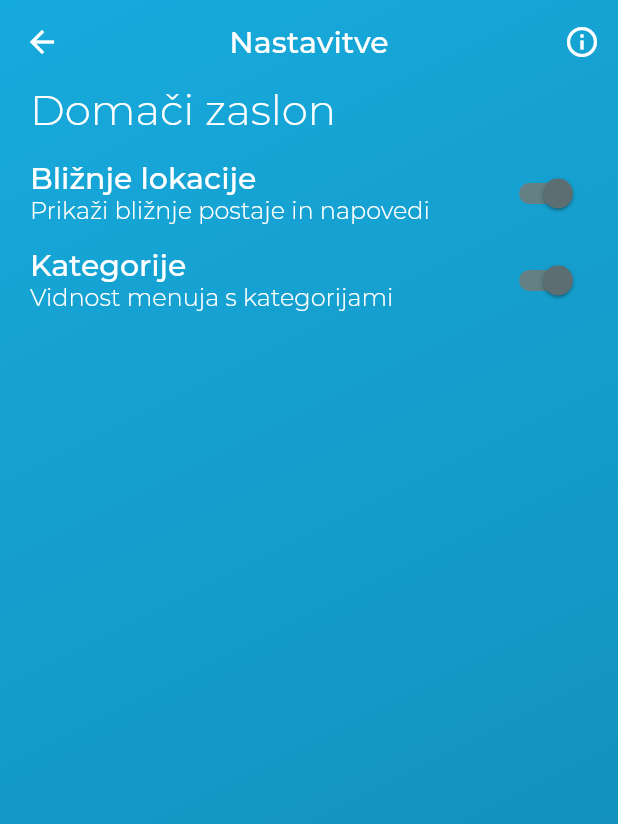
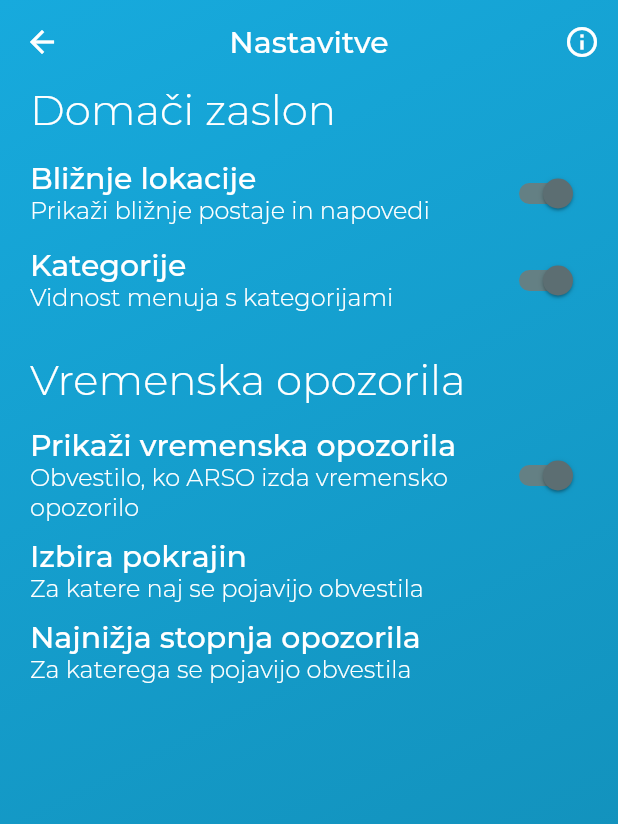
Before and after one commit to JakMar17/LombrenaApp, a Flutter app: the SettingsScreen screen opened by its route, on a phone screen of 412 x 824 dp. Shown: the top 824 px of the screen. Run offline on Flutter 3.47's test engine with Material 2 defaults, Android fonts, the phone set to English and light mode, and no system bars; our stand-ins replace audioplayers, flutter_local_notifications, flutter_spinkit, google_maps_flutter, location, pull_to_refresh and 1 more; missing offline and left inert: sliver_fab, workmanager; accounts and stored records are empty; network calls fail; project files that could hold a hidden picture were left out.

Commit message:
ADDED settings for warnings

```diff
--- a/lib/screens/settings/settings.dart
+++ b/lib/screens/settings/settings.dart
@@ -89,8 +89,8 @@ class _SettingsScreenState extends State<SettingsScreen> {
           ),
           body: Padding(
             padding: const EdgeInsets.only(left: 20, right: 20),
-            child: Column(
-              crossAxisAlignment: CrossAxisAlignment.start,
+            child: ListView(
+              //crossAxisAlignment: CrossAxisAlignment.start,
               children: <Widget>[
                 Text("Domači zaslon",
                     style: TextStyle(
@@ -106,13 +106,13 @@ class _SettingsScreenState extends State<SettingsScreen> {
                   height: 10,
                 ),
                 toggleSettingRow(pokaziKategorije),
-                /* SizedBox(
+                /*SizedBox(
                   height: 10,
                 ),
                 buttonRow("Postavitev", "Prilagodi postavitev domačega zaslona",
                     () {}), */
                 /*  */
-                /* SizedBox(
+                SizedBox(
                   height: 25,
                 ),
                 Text("Vremenska opozorila",
@@ -143,7 +143,7 @@ class _SettingsScreenState extends State<SettingsScreen> {
                         "Za katerega se pojavijo obvestila", () {
                         _warningLevelDialog();
                       })
-                    : Container(), */
+                    : Container(),
               ],
             ),
           ),
--- a/lib/screens/settings/warning_region_selector.dart
+++ b/lib/screens/settings/warning_region_selector.dart
@@ -99,9 +99,8 @@ class _WarningRegionSelectorState extends State<WarningRegionSelector> {
                       SizedBox(
                         width: 5,
                       ),
-                      Wrap(
-                        children: <Widget>[
-                          Text(
+                      Flexible(
+                                                  child: Text(
                           names[index],
                           style: TextStyle(
                               color: Colors.white,
@@ -109,7 +108,6 @@ class _WarningRegionSelectorState extends State<WarningRegionSelector> {
                               fontSize: 24,
                               fontWeight: FontWeight.w300),
                         ),
-                        ],
                       ),
                     ],
                   ),
```
Also changed, not shown: lib/data/notification_services/local_notifications.dart (line endings or trailing spaces), lib/data/notification_services/notification_manager.dart (line endings or trailing spaces), lib/data/shared_preferences/settings_preferences.dart (line endings or trailing spaces). Lines whose indentation alone changed are shown as unchanged.
